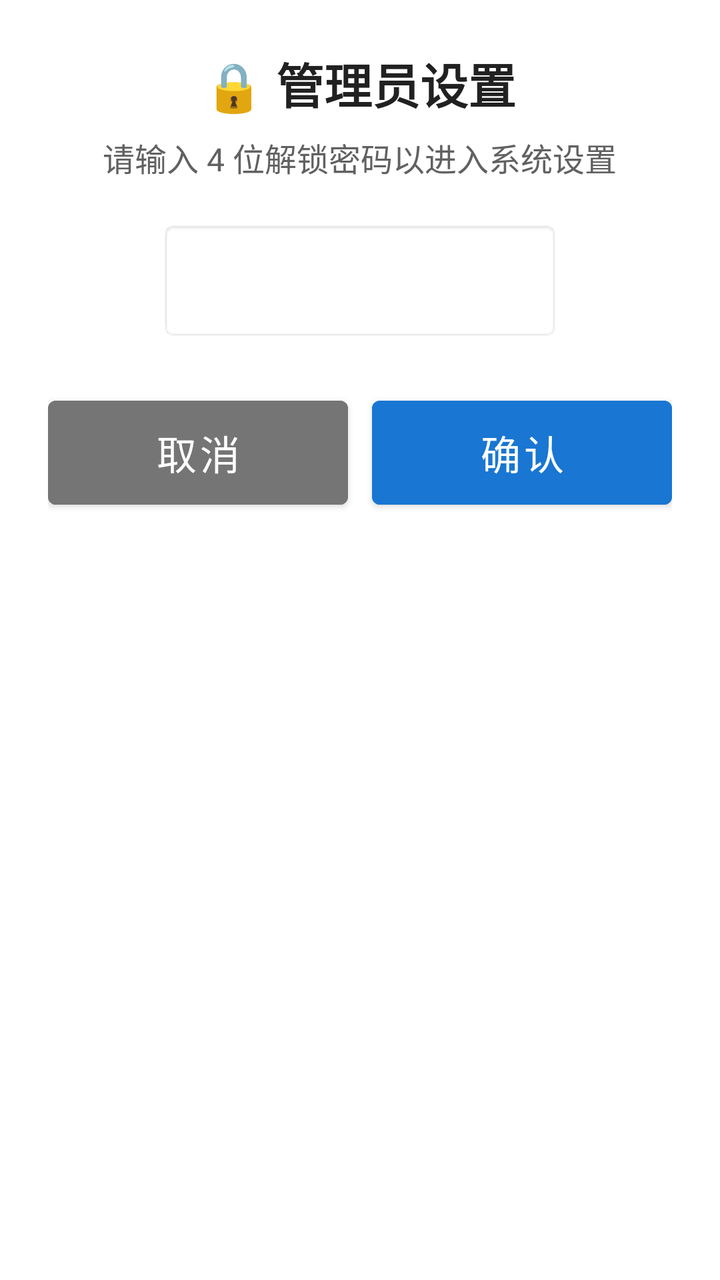
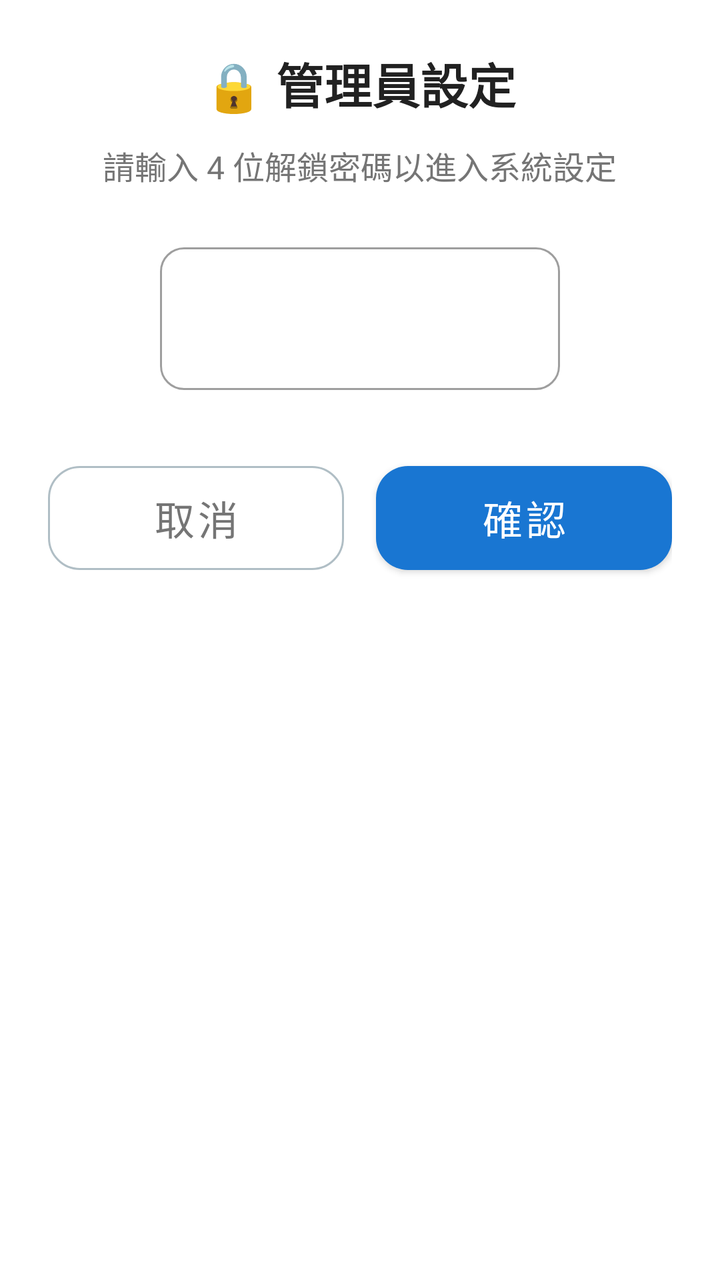

An Android layout rendered at two revisions. The XML below is the earlier revision; the diff shows what the commit changed to produce the second picture.
<!-- AndroidManifest.xml: application theme Theme.SeniorLauncher -->
<!-- res/layout/dialog_pin_lock.xml -->
﻿<?xml version="1.0" encoding="utf-8"?>
<LinearLayout xmlns:android="http://schemas.android.com/apk/res/android"
    android:layout_width="match_parent"
    android:layout_height="wrap_content"
    android:orientation="vertical"
    android:background="#FFFFFF"
    android:padding="24dp"
    android:gravity="center_horizontal">

    <TextView
        android:layout_width="wrap_content"
        android:layout_height="wrap_content"
        android:text="🔒 管理员设置"
        android:textSize="24sp"
        android:textStyle="bold"
        android:textColor="#212121"
        android:layout_marginBottom="8dp" />

    <TextView
        android:layout_width="wrap_content"
        android:layout_height="wrap_content"
        android:text="请输入 4 位解锁密码以进入系统设置"
        android:textSize="16sp"
        android:textColor="#616161"
        android:layout_marginBottom="20dp" />

    <EditText
        android:id="@+id/etPinInput"
        android:layout_width="200dp"
        android:layout_height="60dp"
        android:inputType="numberPassword"
        android:maxLength="4"
        android:gravity="center"
        android:textSize="28sp"
        android:background="@android:drawable/editbox_background"
        android:layout_marginBottom="24dp" />

    <LinearLayout
        android:layout_width="match_parent"
        android:layout_height="wrap_content"
        android:orientation="horizontal">

        <Button
            android:id="@+id/btnCancelPin"
            android:layout_width="0dp"
            android:layout_height="64dp"
            android:layout_weight="1"
            android:layout_marginEnd="6dp"
            android:text="取消"
            android:textSize="20sp"
            android:backgroundTint="#757575" />

        <Button
            android:id="@+id/btnConfirmPin"
            android:layout_width="0dp"
            android:layout_height="64dp"
            android:layout_weight="1"
            android:layout_marginStart="6dp"
            android:text="确认"
            android:textSize="20sp"
            android:backgroundTint="#1976D2" />
    </LinearLayout>
</LinearLayout>
<!-- resources referenced by this layout -->
<resources>
  <style name="Theme.SeniorLauncher" parent="Theme.MaterialComponents.Light.NoActionBar">
          <item name="colorPrimary">#1976D2</item>
          <item name="colorOnPrimary">#FFFFFF</item>
          <item name="colorSecondary">#2E7D32</item>
          <item name="colorOnSecondary">#FFFFFF</item>
          
          
          <item name="android:statusBarColor">#F5F5F5</item>
          <item name="android:windowLightStatusBar">true</item>
      </style>
</resources>

<!-- the commit's change to res/layout/dialog_pin_lock.xml (unified diff, before → after) -->
@@ -1,63 +1,86 @@
-﻿<?xml version="1.0" encoding="utf-8"?>
-<LinearLayout xmlns:android="http://schemas.android.com/apk/res/android"
+<?xml version="1.0" encoding="utf-8"?>
+<com.google.android.material.card.MaterialCardView
+    xmlns:android="http://schemas.android.com/apk/res/android"
+    xmlns:app="http://schemas.android.com/apk/res-auto"
     android:layout_width="match_parent"
     android:layout_height="wrap_content"
-    android:orientation="vertical"
-    android:background="#FFFFFF"
-    android:padding="24dp"
-    android:gravity="center_horizontal">
-
-    <TextView
-        android:layout_width="wrap_content"
-        android:layout_height="wrap_content"
-        android:text="🔒 管理员设置"
-        android:textSize="24sp"
-        android:textStyle="bold"
-        android:textColor="#212121"
-        android:layout_marginBottom="8dp" />
-
-    <TextView
-        android:layout_width="wrap_content"
-        android:layout_height="wrap_content"
-        android:text="请输入 4 位解锁密码以进入系统设置"
-        android:textSize="16sp"
-        android:textColor="#616161"
-        android:layout_marginBottom="20dp" />
-
-    <EditText
-        android:id="@+id/etPinInput"
-        android:layout_width="200dp"
-        android:layout_height="60dp"
-        android:inputType="numberPassword"
-        android:maxLength="4"
-        android:gravity="center"
-        android:textSize="28sp"
-        android:background="@android:drawable/editbox_background"
-        android:layout_marginBottom="24dp" />
+    app:cardCornerRadius="28dp"
+    app:cardElevation="0dp"
+    app:cardBackgroundColor="#FFFFFF">
 
     <LinearLayout
         android:layout_width="match_parent"
         android:layout_height="wrap_content"
-        android:orientation="horizontal">
+        android:orientation="vertical"
+        android:padding="24dp"
+        android:gravity="center_horizontal">
 
-        <Button
-            android:id="@+id/btnCancelPin"
-            android:layout_width="0dp"
-            android:layout_height="64dp"
-            android:layout_weight="1"
-            android:layout_marginEnd="6dp"
-            android:text="取消"
-            android:textSize="20sp"
-            android:backgroundTint="#757575" />
+        <TextView
+            android:layout_width="wrap_content"
+            android:layout_height="wrap_content"
+            android:text="🔒 管理員設定"
+            android:textSize="24sp"
+            android:textStyle="bold"
+            android:textColor="#212121"
+            android:layout_marginBottom="12dp" />
 
-        <Button
-            android:id="@+id/btnConfirmPin"
-            android:layout_width="0dp"
-            android:layout_height="64dp"
-            android:layout_weight="1"
-            android:layout_marginStart="6dp"
-            android:text="确认"
-            android:textSize="20sp"
-            android:backgroundTint="#1976D2" />
+        <TextView
+            android:layout_width="wrap_content"
+            android:layout_height="wrap_content"
+            android:text="請輸入 4 位解鎖密碼以進入系統設定"
+            android:textSize="16sp"
+            android:textColor="#757575"
+            android:layout_marginBottom="24dp" />
+
+        <com.google.android.material.textfield.TextInputLayout
+            style="@style/Widget.MaterialComponents.TextInputLayout.OutlinedBox"
+            android:layout_width="200dp"
+            android:layout_height="wrap_content"
+            android:layout_marginBottom="32dp"
+            app:boxCornerRadiusTopStart="12dp"
+            app:boxCornerRadiusTopEnd="12dp"
+            app:boxCornerRadiusBottomStart="12dp"
+            app:boxCornerRadiusBottomEnd="12dp">
+
+            <com.google.android.material.textfield.TextInputEditText
+                android:id="@+id/etPinInput"
+                android:layout_width="match_parent"
+                android:layout_height="wrap_content"
+                android:inputType="numberPassword"
+                android:maxLength="4"
+                android:gravity="center"
+                android:textSize="28sp"
+                android:letterSpacing="0.5" />
+        </com.google.android.material.textfield.TextInputLayout>
+
+        <LinearLayout
+            android:layout_width="match_parent"
+            android:layout_height="wrap_content"
+            android:orientation="horizontal">
+
+            <com.google.android.material.button.MaterialButton
+                android:id="@+id/btnCancelPin"
+                style="?attr/materialButtonOutlinedStyle"
+                android:layout_width="0dp"
+                android:layout_height="64dp"
+                android:layout_weight="1"
+                android:layout_marginEnd="8dp"
+                android:text="取消"
+                android:textSize="20sp"
+                android:textColor="#757575"
+                app:strokeColor="#B0BEC5"
+                app:cornerRadius="16dp" />
+
+            <com.google.android.material.button.MaterialButton
+                android:id="@+id/btnConfirmPin"
+                android:layout_width="0dp"
+                android:layout_height="64dp"
+                android:layout_weight="1"
+                android:layout_marginStart="8dp"
+                android:text="確認"
+                android:textSize="20sp"
+                app:backgroundTint="#1976D2"
+                app:cornerRadius="16dp" />
+        </LinearLayout>
     </LinearLayout>
-</LinearLayout>
+</com.google.android.material.card.MaterialCardView>
